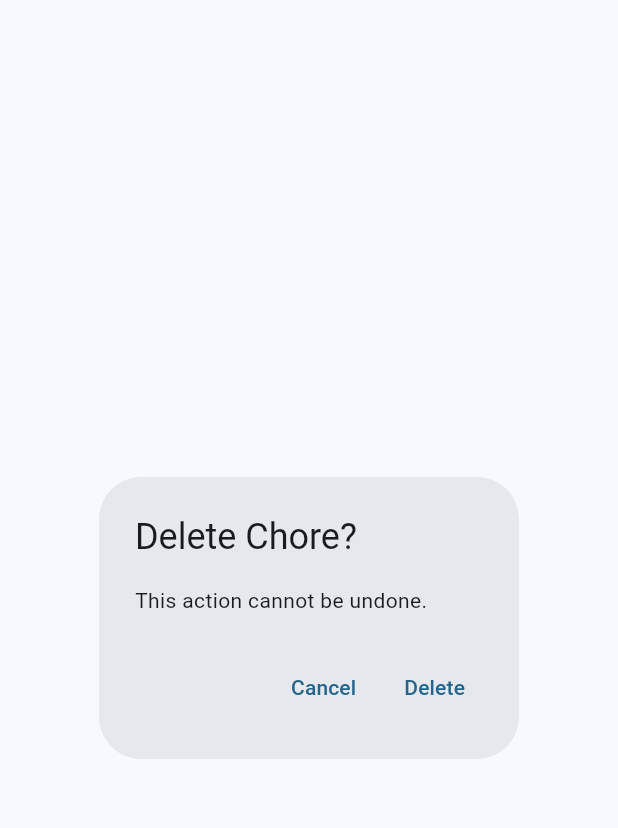
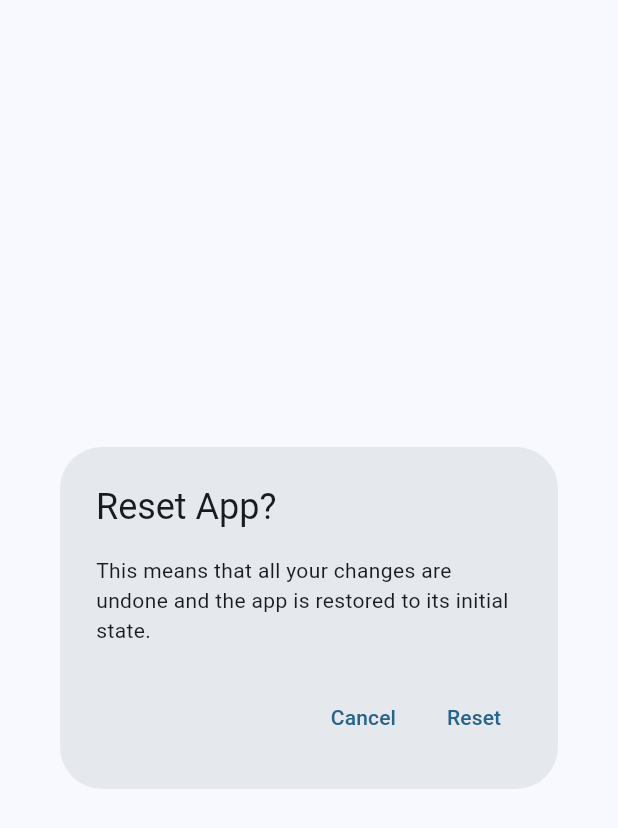
Before and after one commit to duxirosenberg/hci-project-hci2023-group-25, a Flutter app: the ConfirmDialog widget shown alone on an empty page, opened directly, on a phone screen of 412 x 824 dp. Shown: the top 828 px of the screen. Run offline on Flutter 3.47's test engine with Material 3 defaults, Android fonts, the phone set to English and light mode, and no system bars; our stand-ins replace animated_list_plus, hive, hive_flutter; accounts and stored records are empty.

Commit message:
Confirm reset

```diff
--- a/code/lib/widgets/dialogs.dart
+++ b/code/lib/widgets/dialogs.dart
@@ -287,6 +287,7 @@ class _ChoreEditDialogState extends State<ChoreEditDialog> {
                               context: context,
                               builder: (context) => const ConfirmDialog(
                                 title: "Delete Chore?",
+                                infoText: null,
                                 confirmText: "Delete",
                               ),
                             );
@@ -333,15 +334,20 @@ class _ChoreEditDialogState extends State<ChoreEditDialog> {
 
 class ConfirmDialog extends StatelessWidget {
   final String title;
+  final String? infoText;
   final String confirmText;
-  const ConfirmDialog(
-      {super.key, required this.title, required this.confirmText});
+  const ConfirmDialog({
+    super.key,
+    required this.title,
+    required this.confirmText,
+    required this.infoText,
+  });
 
   @override
   Widget build(BuildContext context) {
     return AlertDialog(
       title: Text(title),
-      content: const Text("This action cannot be undone."),
+      content: Text(infoText ?? "This action cannot be undone."),
       actions: [
         TextButton(
             onPressed: () {
--- a/code/lib/widgets/popup_actions.dart
+++ b/code/lib/widgets/popup_actions.dart
@@ -1,4 +1,5 @@
 import 'package:chore_manager/data/data_provider.dart';
+import 'package:chore_manager/widgets/dialogs.dart';
 import 'package:flutter/material.dart';
 import 'package:provider/provider.dart';
 
@@ -16,7 +17,21 @@ class TopActionMenu extends StatelessWidget {
           ),
           PopupMenuItem(
             child: const Text("Reset App"),
-            onTap: () => context.read<DataProvider>().resetApp(),
+            onTap: () async {
+              final res = await showDialog(
+                context: context,
+                builder: (context) => const ConfirmDialog(
+                  title: "Reset App?",
+                  infoText:
+                      "This means that all your changes are undone and the app is restored to its initial state.",
+                  confirmText: "Reset",
+                ),
+              );
+
+              if ((res ?? false) && context.mounted) {
+                context.read<DataProvider>().resetApp();
+              }
+            },
           ),
         ];
       },
```
